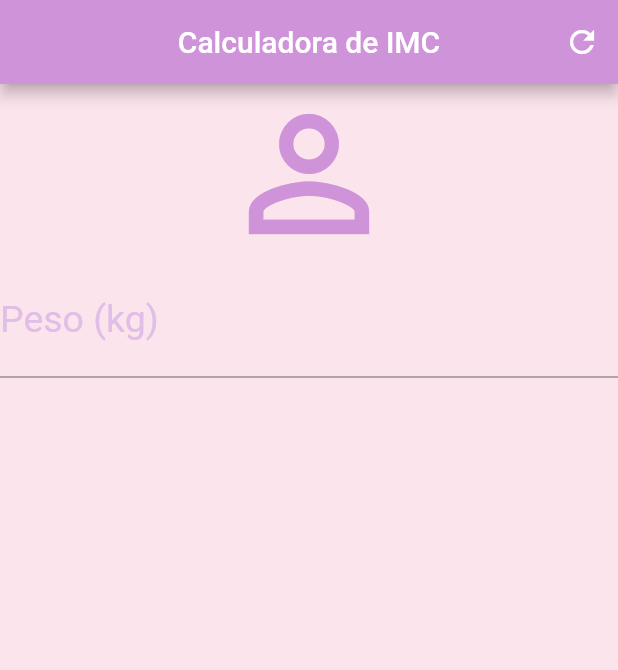
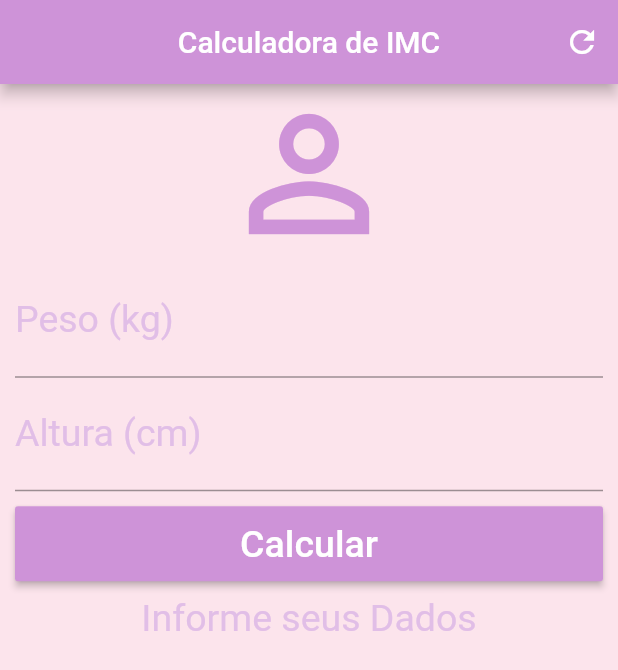
Before and after one commit to grasi-dot/Calculadora-de-IMC, a Flutter app: the screen it shows after launch, after a tap on the "refresh" icon, on a phone screen of 412 x 824 dp. Shown: the top 670 px of the screen. Run offline on Flutter 3.47's test engine with Material 2 defaults, Android fonts, the phone set to English and light mode, and no system bars.

Commit message:
escopo pronto

```diff
--- a/lib/main.dart
+++ b/lib/main.dart
@@ -12,7 +12,42 @@ class Home extends StatefulWidget {
 }
 
 class _HomeState extends State<Home> {
-  @override
+  TextEditingController weightController = TextEditingController();
+  TextEditingController heightController = TextEditingController();
+
+  String _infoText = "Informe seus Dados";
+
+  void _resetFields() {
+    weightController.text = "";
+    heightController.text = "";
+    setState(() {
+      _infoText = "Informe seus Dados";
+    });
+  }
+
+  void _calculate() {
+    setState(() {
+      double weight = double.parse(weightController.text);
+      double height = double.parse(heightController.text) / 100;
+      double imc = weight / (height * height);
+
+      if (imc < 18.6) {
+        _infoText = "Abaixo do peso {${imc.toStringAsPrecision(4)}}";
+      } else if (imc >= 20 && imc < 24.9) {
+        _infoText = "Peso ideal (${imc.toStringAsPrecision(4)})";
+      } else if (imc >= 24.9 && imc < 29.9) {
+        _infoText = "Levemente acima do peso (${imc.toStringAsPrecision(4)})";
+      } else if (imc >= 29.9 && imc < 34.9) {
+        _infoText = "Obesidade grau I (${imc.toStringAsPrecision(4)})";
+      } else if (imc >= 34.9 && imc < 39.9) {
+        _infoText = "Obesidade grau II (${imc.toStringAsPrecision(4)})";
+      } else if (imc >= 39.9) {
+        _infoText = "Obesidade grau III (${imc.toStringAsPrecision(4)})";
+      }
+    });
+  }
+
+  @override //estou sobrescrevendo o que esta abaixo
   Widget build(BuildContext context) {
     return Scaffold(
       appBar: AppBar(
@@ -22,24 +57,56 @@ class _HomeState extends State<Home> {
         actions: [
           IconButton(
             icon: Icon(Icons.refresh),
-            onPressed: () {},
+            onPressed: _resetFields,
           )
         ],
       ),
       backgroundColor: Colors.pink[50],
-      body: Column(
-        crossAxisAlignment: CrossAxisAlignment.stretch,
-        children: [
-          Icon(Icons.person_outline, size: 120.0, color: Colors.purple[200]),
-          TextField(
+      body: SingleChildScrollView(
+        padding: EdgeInsets.fromLTRB(10.0, 0.0, 10.0, 0.0),
+        child: Column(
+          crossAxisAlignment: CrossAxisAlignment.stretch,
+          children: [
+            Icon(Icons.person_outline, size: 120.0, color: Colors.purple[200]),
+            TextField(
               keyboardType: TextInputType.number,
               decoration: InputDecoration(
                 labelText: "Peso (kg)",
                 labelStyle: TextStyle(color: Colors.purple[100]),
               ),
               textAlign: TextAlign.center,
-              style: TextStyle(color: Colors.purple[100], fontSize: 25.0)),
-        ],
+              style: TextStyle(color: Colors.purple[100], fontSize: 25.0),
+              controller: weightController,
+            ),
+            TextField(
+              keyboardType: TextInputType.number,
+              decoration: InputDecoration(
+                labelText: "Altura (cm)",
+                labelStyle: TextStyle(color: Colors.purple[100]),
+              ),
+              textAlign: TextAlign.center,
+              style: TextStyle(color: Colors.purple[100], fontSize: 25.0),
+              controller: heightController,
+            ),
+            Padding(
+              padding: EdgeInsets.only(top: 10.0, bottom: 10.0),
+              child: Container(
+                height: 50.0,
+                child: RaisedButton(
+                  onPressed: _calculate,
+                  child: Text("Calcular",
+                      style: TextStyle(color: Colors.white, fontSize: 25.0)),
+                  color: Colors.purple[200],
+                ),
+              ),
+            ),
+            Text(
+              _infoText,
+              textAlign: TextAlign.center,
+              style: TextStyle(color: Colors.purple[100], fontSize: 25.0),
+            ),
+          ],
+        ),
       ),
     );
   }
```
Also changed, not shown: 1 other file.
